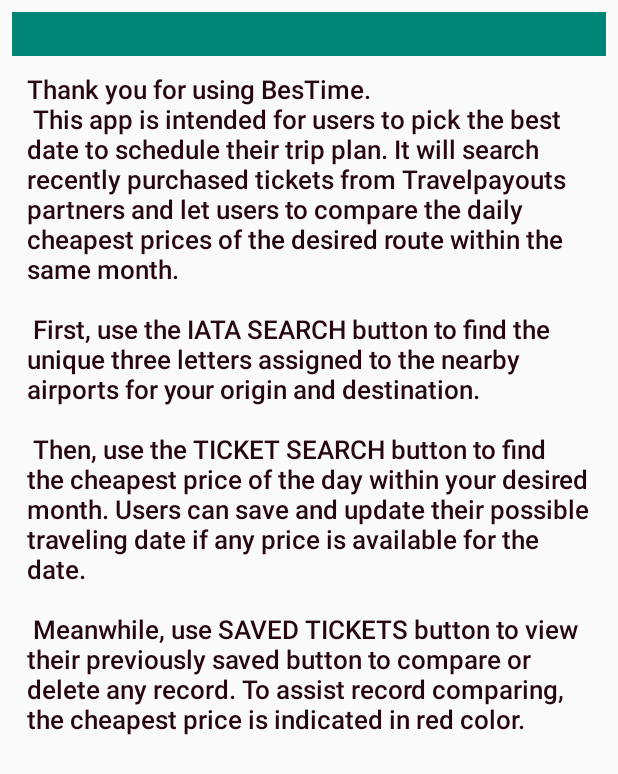
After one commit to yoonK94/bestime, an Android app: the layout dialog_instruction.xml on its own in the app's theme, with its tools: preview values and no code run, on a phone screen of 412 x 824 dp. The commit adds this screen. Shown: the top 774 px of the screen. Run offline under Robolectric (Android 15) with nearby library versions, the phone set to English and light mode, and no system bars.

Commit message:
ready for final presentation

```diff
--- a/app/build.gradle
+++ b/app/build.gradle
@@ -4,7 +4,7 @@
     compileSdkVersion 28
     defaultConfig {
         applicationId "com.yoonkim.bestime"
-        minSdkVersion 23
+        minSdkVersion 24
         targetSdkVersion 28
         versionCode 1
         versionName "1.0"
--- a/app/src/main/java/com/yoonkim/bestime/Room/databaseAdapter.java
+++ b/app/src/main/java/com/yoonkim/bestime/Room/databaseAdapter.java
@@ -45,7 +45,6 @@
         TextView originTextView;
         TextView destinationTextView;
         TextView show;
-        TextView prompt;
         TextView manage;
 
         DatabaseViewHolder(View v) {
@@ -53,7 +52,6 @@
             originTextView = (TextView) v.findViewById(R.id.tv_origin);
             destinationTextView = (TextView) v.findViewById(R.id.tv_dest);
             show = (TextView) v.findViewById(R.id.show);
-            prompt = (TextView) v.findViewById(R.id.tv_prompt);
             manage = (TextView) v.findViewById(R.id.manage);
 
             v.setOnClickListener(this);
@@ -86,7 +84,6 @@
         holder.originTextView.setText(item.getOrigin().toUpperCase());
         holder.destinationTextView.setText(item.getDestination().toUpperCase());
         holder.show.setText(" Show ");
-        holder.prompt.setText("");
         holder.manage.setText(" Manage ");
 
 
--- a/app/src/main/java/com/yoonkim/bestime/Ticket/MonthYearPickerDialog.java
+++ b/app/src/main/java/com/yoonkim/bestime/Ticket/MonthYearPickerDialog.java
@@ -33,7 +33,7 @@
 
         Calendar cal = Calendar.getInstance();
 
-        View dialog = inflater.inflate(R.layout.date_picker_dialog, null);
+        View dialog = inflater.inflate(R.layout.dialog_date_picker, null);
         final NumberPicker monthPicker = (NumberPicker) dialog.findViewById(R.id.picker_month);
         final NumberPicker yearPicker = (NumberPicker) dialog.findViewById(R.id.picker_year);
 
--- a/app/src/main/java/com/yoonkim/bestime/Visualizer/AlgorithmVisualizer.java
+++ b/app/src/main/java/com/yoonkim/bestime/Visualizer/AlgorithmVisualizer.java
@@ -9,7 +9,7 @@
 
 /*
     Implementation used for Algorithm final project.
-    Please reference https://github.com/yoonK94/sorting.show for more information
+    Please refer to https://github.com/yoonK94/sorting.show for more information
  */
 
 
--- /dev/null
+++ b/app/src/main/res/layout/dialog_instruction.xml
@@ -0,0 +1,33 @@
+<?xml version="1.0" encoding="utf-8"?>
+<LinearLayout xmlns:android="http://schemas.android.com/apk/res/android"
+    android:layout_width="match_parent"
+    android:layout_height="match_parent"
+    xmlns:app="http://schemas.android.com/apk/res-auto"
+    android:orientation="vertical"
+    android:padding="8dp">
+
+    <TextView
+        android:id="@+id/dialog_title"
+        android:layout_width="match_parent"
+        android:layout_height="wrap_content"
+        android:layout_marginBottom="10dp"
+        android:fontFamily="sans-serif-medium"
+        android:background="@color/colorPrimary"
+        android:textColor="@color/buttonText"
+        android:textSize="22sp"
+        android:textStyle="normal" />
+    <TextView
+        android:id="@+id/dialog_instruction"
+        android:layout_width="wrap_content"
+        android:layout_height="wrap_content"
+        android:text="@string/instructionfab"
+        android:layout_marginStart="10dp"
+        android:layout_marginEnd="10dp"
+        android:fontFamily="sans-serif-medium"
+        android:textColor="@color/colorAccent"
+        android:textSize="17sp"
+        android:textStyle="normal" />
+
+
+
+</LinearLayout>
--- a/app/src/main/res/layout/ticket_dialog.xml
+++ b/app/src/main/res/layout/dialog_ticket.xml
@@ -71,7 +71,7 @@
             android:layout_marginRight="7dp"
             android:layout_alignParentEnd="true"
             android:gravity="right"
-            android:text="Departing\nmonth"
+            android:text="Departing  \nmonth     "
             android:textColor="@android:color/white"
             android:textStyle="bold" />
 
--- a/app/src/main/res/values/colors.xml
+++ b/app/src/main/res/values/colors.xml
@@ -7,7 +7,7 @@
     <color name="buttonBack">#7030df</color>
     <color name="buttonText">#ffffff</color>
     <color name="light_font">#FBFBFB</color>
-    <color name="grey_font">#ff9e9e9e</color>
+    <color name="grey_font">#6e6e6e</color>
     <color name="text_shadow">#7F000000</color>
     <color name="text_shadow_white">#FFFFFF</color>
     <color name="red">#ff1818</color>
--- a/app/src/main/res/values/strings.xml
+++ b/app/src/main/res/values/strings.xml
@@ -3,4 +3,14 @@
     <string name="mapWelcome">Please pick an airport!</string>
     <string name="instructions">Click on the marker to view IATA code!</string>
     <string name="instructions2">  The cheapest deal is indicated in red</string>
+    <string name="instructionfab">
+        Thank you for using BesTime.\n
+        This app is intended for users to pick the best date to schedule their trip plan.
+        It will search recently purchased tickets from Travelpayouts partners and let users to compare
+        the daily cheapest prices of the desired route within the same month.\n\n
+        First, use the IATA SEARCH button to find the unique three letters assigned to the nearby airports for your origin and destination.\n\n
+        Then, use the TICKET SEARCH button to find the cheapest price of the day within your desired month.
+        Users can save and update their possible traveling date if any price is available for the date.\n\n
+        Meanwhile, use SAVED TICKETS button to view their previously saved button to compare or delete any record. To assist record comparing, the cheapest price is indicated in red color.
+    </string>
 </resources>
```
Also changed, not shown: app/src/main/java/com/yoonkim/bestime/MainActivity.java (+44 -3 lines), app/src/main/java/com/yoonkim/bestime/Ticket/ticketAdapter.java (+1 -10 lines), app/src/main/java/com/yoonkim/bestime/Visualizer/SortingVisualizer.java (+7 -40 lines), app/src/main/java/com/yoonkim/bestime/Visualizer/VisualizerActivity.java (+29 -1 lines), app/src/main/res/layout/activity_main.xml (+16 -0 lines), app/src/main/res/layout/list_item_savedticket.xml (+9 -22 lines), app/src/main/res/drawable/instructionbutton30dp.png (added), app/src/main/res/layout/dialog_database.xml (renamed from app/src/main/res/layout/database_dialog.xml), app/src/main/res/layout/dialog_date_picker.xml (renamed from app/src/main/res/layout/date_picker_dialog.xml), app/src/main/res/layout/dialog_iata.xml (renamed from app/src/main/res/layout/iata_dialog.xml), app/src/main/res/layout/dialog_update_ticket.xml (renamed from app/src/main/res/layout/update_ticket_dialog.xml), 1 other file.
